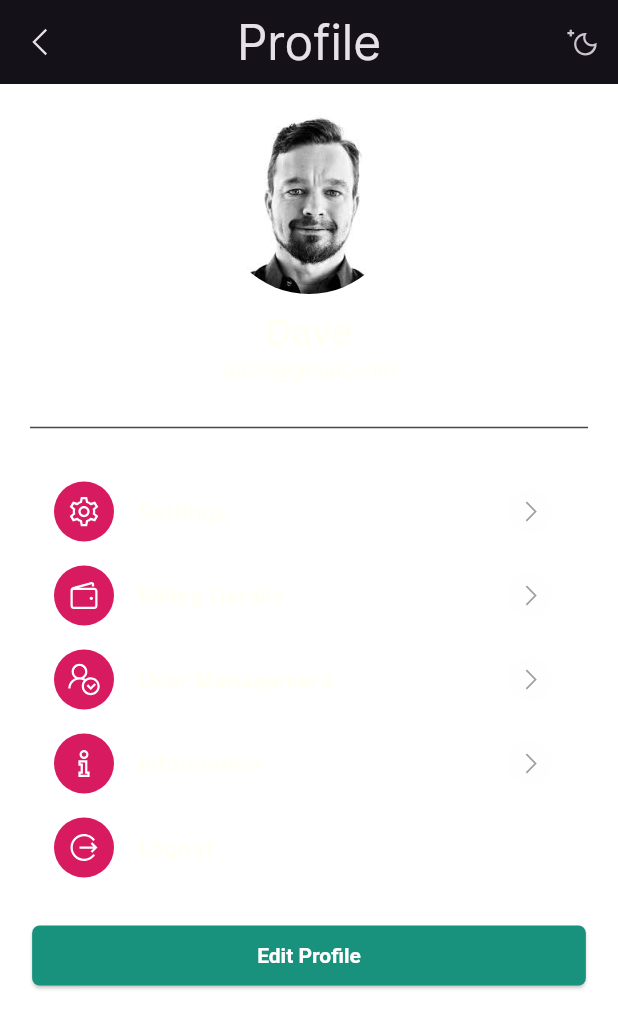
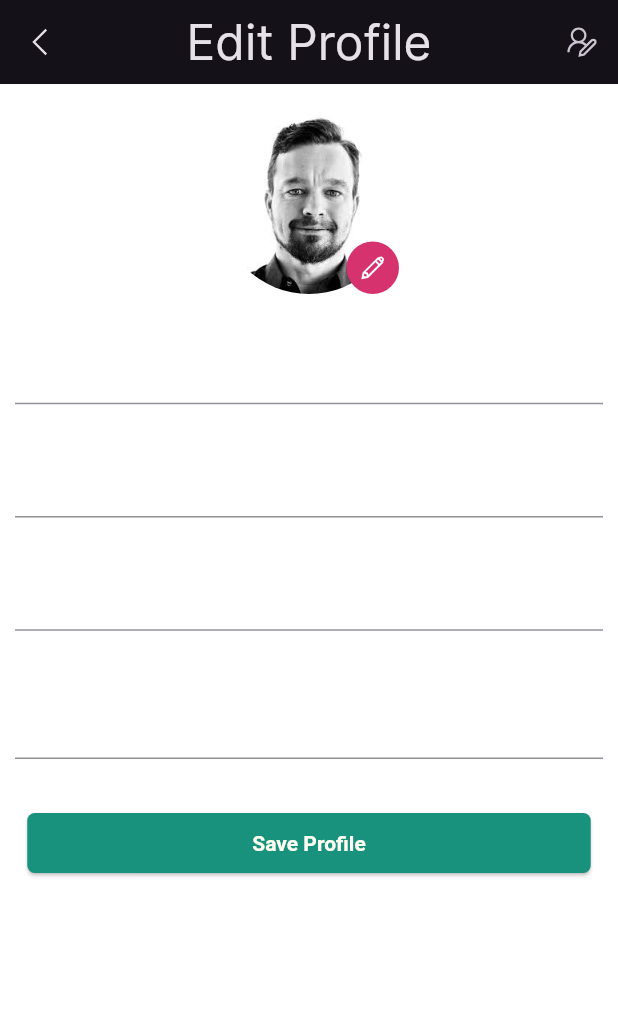
Before and after one commit to ShehanSumudhitha/Eventfest, a Flutter app: the ProfileScreen screen opened directly, after a tap on "Edit Profile", on a phone screen of 412 x 824 dp. Shown: the top 1028 px of the screen. Run offline on Flutter 3.47's test engine with Material 3 defaults, Android fonts, the phone set to English and light mode, and no system bars; our stand-ins replace carousel_slider, flutter_rating_bar, font_awesome_flutter, get, iconsax, line_awesome_flutter and 1 more; missing offline and left inert: gradient_icon.

Commit message:
Updated files

```diff
--- a/lib/common/widgets/navigation_menu.dart
+++ b/lib/common/widgets/navigation_menu.dart
@@ -1,4 +1,5 @@
 import 'package:eventmainapp/home.dart';
+import 'package:eventmainapp/utils/features/authentication/screens/profile/helpsupportscreen.dart';
 import 'package:eventmainapp/utils/features/authentication/screens/profile/profile_screen.dart';
 import 'package:eventmainapp/utils/features/events/screens/search_screen.dart';
 import 'package:flutter/material.dart';
@@ -42,7 +43,7 @@ class NavigationController extends GetxController {
   final screens = [
     const HomeScreen(),
     const SearchScreen(),
-    Container(color: Colors.green),
+    HelpSupportScreen(),
     const ProfileScreen(),
   ];
 }
--- /dev/null
+++ b/lib/utils/features/authentication/screens/profile/editprofile.screen.dart
@@ -0,0 +1,153 @@
+import 'package:flutter/material.dart';
+import 'package:line_awesome_flutter/line_awesome_flutter.dart';
+
+class EditProfileScreen extends StatefulWidget {
+  const EditProfileScreen({super.key});
+
+  @override
+  State<EditProfileScreen> createState() => _EditProfileScreenState();
+}
+
+class _EditProfileScreenState extends State<EditProfileScreen> {
+  @override
+  Widget build(BuildContext context) {
+    return Scaffold(
+      appBar: AppBar(
+        leading: IconButton(
+            onPressed: () {
+              Navigator.pop(context);
+            },
+            icon: const Icon(LineAwesomeIcons.angle_left)),
+        title: Text(
+          "Edit Profile",
+          style: Theme.of(context).primaryTextTheme.headlineLarge,
+        ),
+        actions: [
+          IconButton(
+              onPressed: () {}, icon: const Icon(LineAwesomeIcons.user_edit))
+        ],
+        centerTitle: true,
+      ),
+      body: SingleChildScrollView(
+        child: Container(
+          padding: EdgeInsets.only(top: 20),
+          child: Column(
+            children: [
+              Stack(children: [
+                SizedBox(
+                  height: 120,
+                  width: 120,
+                  child: ClipRRect(
+                    borderRadius: BorderRadius.circular(100),
+                    child: Image(
+                        image: AssetImage(
+                            "assets/images/profiles/dave_profile.jpeg")),
+                  ),
+                ),
+                Positioned(
+                    bottom: 0,
+                    right: 0,
+                    child: Container(
+                      width: 35,
+                      height: 35,
+                      decoration: BoxDecoration(
+                        borderRadius: BorderRadius.circular(100),
+                        color: Color.fromARGB(255, 213, 50, 110),
+                      ),
+                      child: Icon(
+                        LineAwesomeIcons.alternate_pencil,
+                        size: 20,
+                      ),
+                    ))
+              ]),
+              SizedBox(height: 10),
+
+              //username textfield
+              Padding(
+                padding: EdgeInsets.all(10),
+                child: Column(
+                  children: [
+                    //Edit Name
+                    TextField(
+                      keyboardType: TextInputType.text,
+                      decoration: const InputDecoration(
+                        labelText: 'Edit User Name',
+                        labelStyle: TextStyle(
+                          fontSize: 14,
+                          color: Colors.white,
+                        ),
+                      ),
+                      style: TextStyle(
+                        color: Colors.white,
+                        fontSize: 15,
+                      ),
+                    ),
+                    SizedBox(height: 22),
+                    //User email
+                    TextField(
+                      keyboardType: TextInputType.emailAddress,
+                      decoration: const InputDecoration(
+                        labelText: 'Edit Email',
+                        labelStyle: TextStyle(
+                          fontSize: 14,
+                          color: Colors.white,
+                        ),
+                      ),
+                      style: TextStyle(
+                        color: Colors.white,
+                        fontSize: 15,
+                      ),
+                    ),
+                    SizedBox(height: 22),
+                    TextField(
+                      obscureText: true,
+                      keyboardType: TextInputType.text,
+                      decoration: const InputDecoration(
+                        labelText: 'Edit Password',
+                        labelStyle: TextStyle(
+                          fontSize: 14,
+                          color: Colors.white,
+                        ),
+                      ),
+                      style: TextStyle(
+                        color: Colors.white,
+                        fontSize: 15,
+                      ),
+                    ),
+                    SizedBox(height: 32),
+                    //Confirm Password
+                    TextField(
+                      obscureText: true,
+                      keyboardType: TextInputType.text,
+                      decoration: const InputDecoration(
+                        labelText: 'Confirm Password',
+                        labelStyle: TextStyle(
+                          fontSize: 14,
+                          color: Colors.white,
+                        ),
+                      ),
+                      style: TextStyle(
+                        color: Colors.white,
+                        fontSize: 15,
+                      ),
+                    ),
+                    SizedBox(height: 32),
+                    ElevatedButton(
+                      onPressed: () {},
+                      child: Text(
+                        "Save Profile",
+                        style: TextStyle(
+                          color: Color.fromARGB(255, 255, 255, 242),
+                        ),
+                      ),
+                    ),
+                  ],
+                ),
+              ),
+            ],
+          ),
+        ),
+      ),
+    );
+  }
+}
--- a/lib/utils/features/authentication/screens/profile/profile_screen.dart
+++ b/lib/utils/features/authentication/screens/profile/profile_screen.dart
@@ -1,4 +1,11 @@
+import 'package:eventmainapp/utils/features/authentication/screens/profile/aboutscreen.dart';
+import 'package:eventmainapp/utils/features/authentication/screens/profile/editprofile.screen.dart';
+import 'package:eventmainapp/utils/features/authentication/screens/profile/helpsupportscreen.dart';
+import 'package:eventmainapp/utils/features/authentication/screens/profile/paymentoptionscreen.dart';
+import 'package:eventmainapp/utils/features/authentication/screens/profile/usermanagement_screen.dart';
+import 'package:eventmainapp/utils/features/authentication/screens/signup_screen.dart';
 import 'package:flutter/material.dart';
+import 'package:get/get.dart';
 import 'package:line_awesome_flutter/line_awesome_flutter.dart';
 
 class ProfileScreen extends StatelessWidget {
@@ -9,7 +16,10 @@ class ProfileScreen extends StatelessWidget {
     return Scaffold(
       appBar: AppBar(
         leading: IconButton(
-            onPressed: () {}, icon: Icon(LineAwesomeIcons.angle_left)),
+            onPressed: () {
+              Navigator.pop(context);
+            },
+            icon: Icon(LineAwesomeIcons.angle_left)),
         title: Text(
           "Profile",
           style: Theme.of(context).primaryTextTheme.headlineLarge,
@@ -42,32 +52,59 @@ class ProfileScreen extends StatelessWidget {
               Divider(),
               SizedBox(height: 20),
               ProfileMenuWidget(
-                  title: "Settings",
+                  title: "Help and Support",
+                  //Contact us
+                  //File a report
+                  //Like Chat
                   icon: LineAwesomeIcons.cog,
-                  onPress: () {}),
+                  iconColor: Colors.pink.shade600,
+                  onPress: () {
+                    Get.to(const HelpSupportScreen());
+                  }),
               ProfileMenuWidget(
-                  title: "Billing Details",
+                  title: "Payment Methods",
+                  //Visa Card Details
+                  //Cash
+                  iconColor: Colors.pink.shade600,
                   icon: LineAwesomeIcons.wallet,
-                  onPress: () {}),
+                  onPress: () {
+                    Get.to(const PaymentOptionScreen());
+                  }),
               ProfileMenuWidget(
                   title: "User Management",
+                  //enable notificATIONS
+                  //Language
+                  iconColor: Colors.pink.shade600,
                   icon: LineAwesomeIcons.user_check,
-                  onPress: () {}),
+                  onPress: () {
+                    Get.to(const UserManagementScreen());
+                  }),
               ProfileMenuWidget(
-                  title: "Information",
+                  title: "About",
+                  //The app
+                  //Privacy
+                  //Terms and Conditions
+                  iconColor: Colors.pink.shade600,
                   icon: LineAwesomeIcons.info,
-                  onPress: () {}),
+                  onPress: () {
+                    Get.to(const AboutAppPage());
+                  }),
               ProfileMenuWidget(
                   title: "Logout",
+                  iconColor: Colors.pink.shade600,
                   icon: LineAwesomeIcons.alternate_sign_out,
                   textColor: Colors.red,
                   endIcon: false,
-                  onPress: () {}),
+                  onPress: () {
+                    Get.to(const SignUpPage());
+                  }),
 
               //Edit Profile Button
               SizedBox(height: 20),
               ElevatedButton(
-                onPressed: () {},
+                onPressed: () {
+                  Get.to(const EditProfileScreen());
+                },
                 child: Text(
                   "Edit Profile",
                   style: TextStyle(color: Colors.white),
@@ -89,6 +126,7 @@ class ProfileScreen extends StatelessWidget {
 class ProfileMenuWidget extends StatelessWidget {
   const ProfileMenuWidget({
     super.key,
+    required this.iconColor,
     required this.title,
     required this.icon,
     required this.onPress,
@@ -101,6 +139,7 @@ class ProfileMenuWidget extends StatelessWidget {
   final VoidCallback onPress;
   final bool endIcon;
   final Color? textColor;
+  final Color? iconColor;
 
   @override
   Widget build(BuildContext context) {
@@ -111,7 +150,7 @@ class ProfileMenuWidget extends StatelessWidget {
         height: 40,
         decoration: BoxDecoration(
           borderRadius: BorderRadius.circular(100),
-          color: Colors.pink.shade600,
+          color: iconColor,
         ),
         child: Icon(icon, color: Colors.white),
       ),
```
Also changed, not shown: lib/data/repositories/card_data.dart (added, +34 -0 lines), lib/utils/features/authentication/models/my_card.dart (added, +83 -0 lines), lib/utils/features/authentication/screens/profile/aboutscreen.dart (added, +79 -0 lines), lib/utils/features/authentication/screens/profile/helpsupportscreen.dart (added, +134 -0 lines), lib/utils/features/authentication/screens/profile/paymentoptionscreen.dart (added, +75 -0 lines), lib/utils/features/authentication/screens/profile/usermanagement_screen.dart (added, +68 -0 lines), assets/images/profiles/mastercard.png (added).
